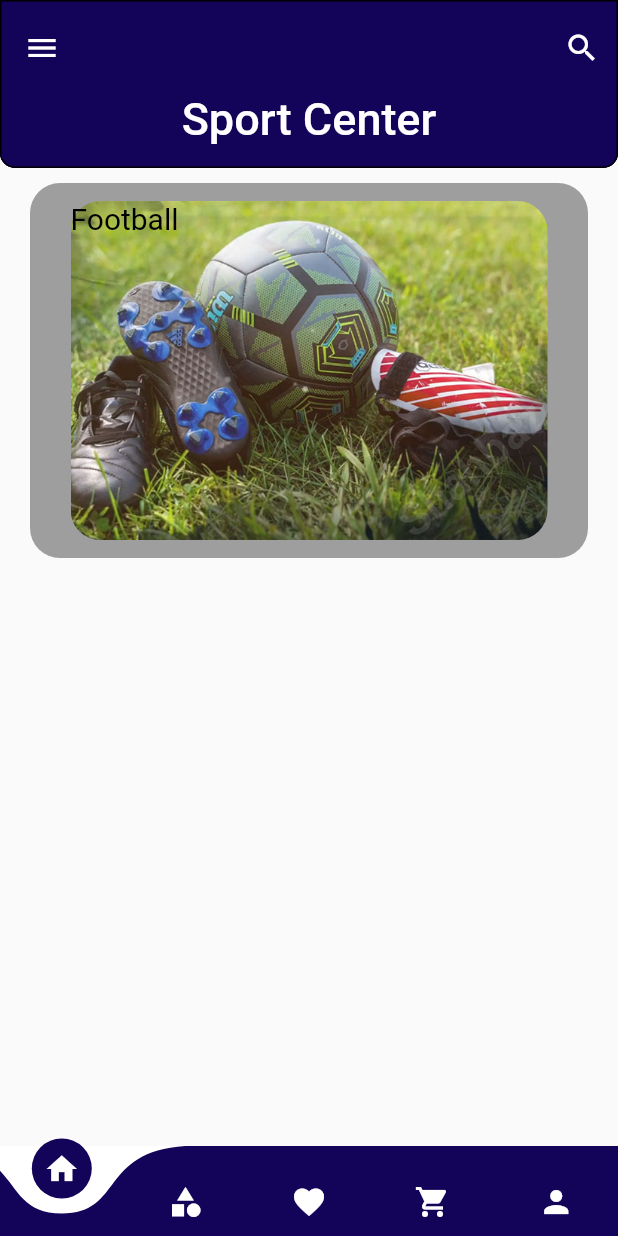
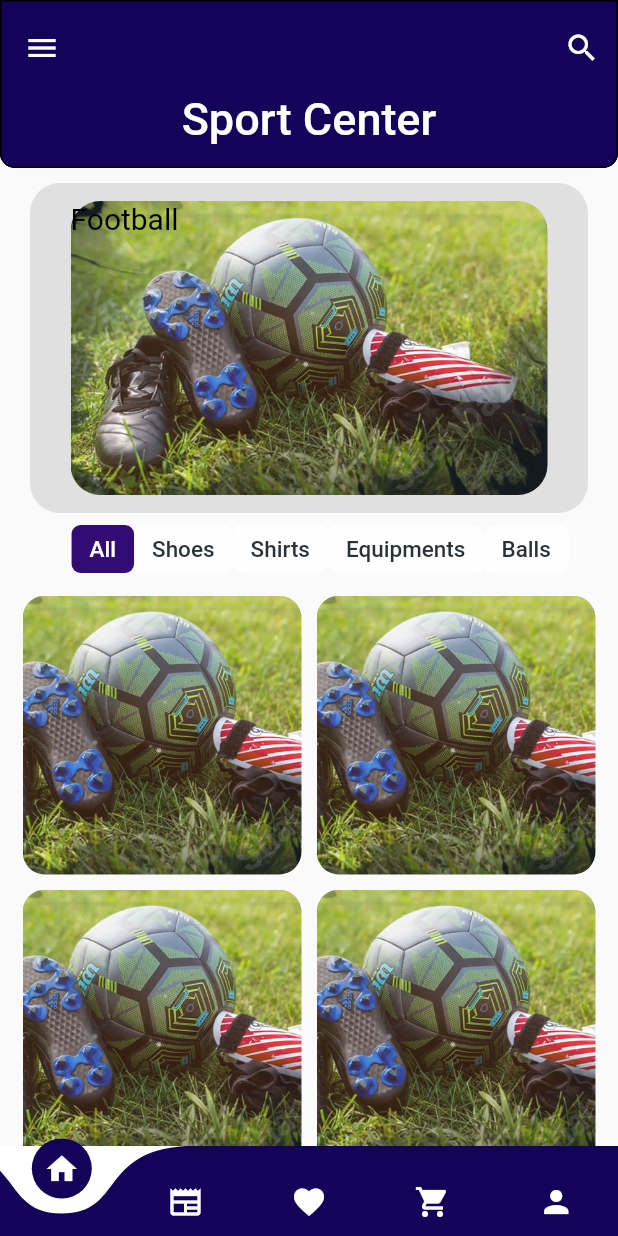
Before and after one commit to MoHourani01/SportCenterPorject, a Flutter app: the screen it shows after launch, on a phone screen of 412 x 824 dp. Run offline on Flutter 3.47's test engine with Material 2 defaults, Android fonts, the phone set to English and light mode, and no system bars; drawn by our look-alikes of curved_navigation_bar; our stand-ins replace bloc, dio, firebase_core, flutter_bloc, shared_preferences; accounts and stored records are empty.

Commit message:
homePage

```diff
--- a/sport_center_project/lib/Screens/MainNavBar/main_navigation_bar.dart
+++ b/sport_center_project/lib/Screens/MainNavBar/main_navigation_bar.dart
@@ -43,7 +43,7 @@ class _MainNavigationBarState extends State<MainNavigationBar> {
               color: Colors.white,
             ),
           Icon(
-            Icons.category,
+            Icons.newspaper,
             color: Colors.white,
           ),
           Icon(
--- a/sport_center_project/lib/Screens/home/home_screen.dart
+++ b/sport_center_project/lib/Screens/home/home_screen.dart
@@ -8,8 +8,15 @@ class HomeScreen extends StatefulWidget {
 class _HomeScreenState extends State<HomeScreen> {
   // const HomeScreen({Key? key}) : super(key: key);
   // final List<Color> colors = [    Colors.red,    Colors.orange,    Colors.yellow,    Colors.green,    Colors.blue,    Colors.purple,  ];
-  final List<String> images=[ 'assets/images/Soccer.jpg', 'assets/images/basketball.jpg'];
-  final List<String> texts=['Football', 'Basketball'];
+  final List<String> images = [
+    'assets/images/Soccer.jpg',
+    'assets/images/basketball.jpg'
+  ];
+  final List<String> texts = ['Football', 'Basketball'];
+  final List<String> items = ['All', 'Shoes', 'Shirts', 'Equipments', 'Balls'];
+
+  int indexItems = 0;
+
   @override
   Widget build(BuildContext context) {
     return Scaffold(
@@ -61,27 +68,35 @@ class _HomeScreenState extends State<HomeScreen> {
             ),
           ),
           SliverToBoxAdapter(
+            child: SingleChildScrollView(
               child: Column(
+                mainAxisAlignment: MainAxisAlignment.center,
+                crossAxisAlignment: CrossAxisAlignment.center,
                 children: [
-                SizedBox(height: 10,),
+                  SizedBox(
+                    height: 10,
+                  ),
                   Container(
-                  height: 250,
-                  margin: EdgeInsets.only(left: 20,right: 20),
+                    height: 220,
+                    margin: EdgeInsets.only(left: 20, right: 20),
                     decoration: BoxDecoration(
-                    color: Colors.grey,
+                      color: Colors.grey.shade300,
                       borderRadius: BorderRadius.circular(20),
                     ),
                     child: Padding(
                       padding: const EdgeInsets.all(12.0),
                       child: PageView.builder(
                         itemCount: images.length,
-                        itemBuilder: (context,index){
-                          return Container(
-                            margin: EdgeInsets.only(left: 15,right: 15),
+                        itemBuilder: (context, index) {
+                          return InkWell(
+                            onTap: () {},
+                            child: Container(
+                              margin: EdgeInsets.only(left: 15, right: 15),
                               decoration: BoxDecoration(
                                 borderRadius: BorderRadius.circular(20.0),
                                 image: DecorationImage(
-                                  image: AssetImage('${images[index % images.length]}'),
+                                  image: AssetImage(
+                                      '${images[index % images.length]}'),
                                   fit: BoxFit.cover,
                                 ),
                               ),
@@ -92,12 +107,106 @@ class _HomeScreenState extends State<HomeScreen> {
                                   fontSize: 20,
                                 ),
                               ),
+                            ),
                           );
                         },
                       ),
                     ),
                   ),
+                  SizedBox(
+                    height: 8,
+                  ),
+                  Padding(
+                    padding: EdgeInsets.only(left: 15, bottom: 15),
+                    child: SingleChildScrollView(
+                      scrollDirection: Axis.horizontal,
+                      child: Row(
+                        children: [
+                          for (int i = 0; i < items.length; i++)
+                            GestureDetector(
+                              onTap: () {
+                                setState(() {
+                                  indexItems = i;
+                                });
+                              },
+                              child: Container(
+                                padding: EdgeInsets.symmetric(
+                                    vertical: 7, horizontal: 12),
+                                decoration: BoxDecoration(
+                                    color: indexItems == i
+                                        ? Color(0xFF320C72).withOpacity(1)
+                                        : Colors.white70,
+                                    borderRadius: BorderRadius.circular(6)),
+                                child: Text(
+                                  items[i],
+                                  style: TextStyle(
+                                    fontSize: 15,
+                                    fontWeight: FontWeight.w500,
+                                    color: items[i] == items[indexItems]
+                                        ? Colors.white
+                                        : Colors.blueGrey.shade900.withOpacity(1),
+                                  ),
+                                ),
+                              ),
+                            )
                         ],
+                      ),
+                    ),
+                  ),
+                  Padding(
+                    padding: const EdgeInsets.only(left: 15,right: 15),
+                    child: GridView.count(
+                        crossAxisCount: 2,
+                        crossAxisSpacing: 10,
+                        mainAxisSpacing: 10,
+                        shrinkWrap: true,
+                        primary: false,
+                        children: [
+                          Container(
+                            decoration: BoxDecoration(
+                              borderRadius: BorderRadius.circular(15),
+                              image: DecorationImage(
+                                image: AssetImage('assets/images/Soccer.jpg',
+                                ),
+                                fit: BoxFit.cover,
+                              ),
+                            ),
+                          ),
+                          Container(
+                            decoration: BoxDecoration(
+                              borderRadius: BorderRadius.circular(15),
+                              image: DecorationImage(
+                                image: AssetImage('assets/images/Soccer.jpg',
+                                ),
+                                fit: BoxFit.cover,
+                              ),
+                            ),
+                          ),
+                          Container(
+                            decoration: BoxDecoration(
+                              borderRadius: BorderRadius.circular(15),
+                              image: DecorationImage(
+                                image: AssetImage('assets/images/Soccer.jpg',
+                                ),
+                                fit: BoxFit.cover,
+                              ),
+                            ),
+                          ),
+                          Container(
+                            decoration: BoxDecoration(
+                              borderRadius: BorderRadius.circular(15),
+                              image: DecorationImage(
+                                image: AssetImage('assets/images/Soccer.jpg',
+                                ),
+                                fit: BoxFit.cover,
+                              ),
+                            ),
+                          ),
+                        ],
+                    ),
+                  )
+                ],
+              ),
             ),
           ),
         ],
--- a/sport_center_project/pubspec.yaml
+++ b/sport_center_project/pubspec.yaml
@@ -43,6 +43,7 @@ dependencies:
   dio:
   shared_preferences:
   curved_navigation_bar:
+  carousel_slider:
 
   #firebase
   firebase_core: ^2.7.1
```
Also changed, not shown: sport_center_project/pubspec.lock. Lines whose indentation alone changed are shown as unchanged.
